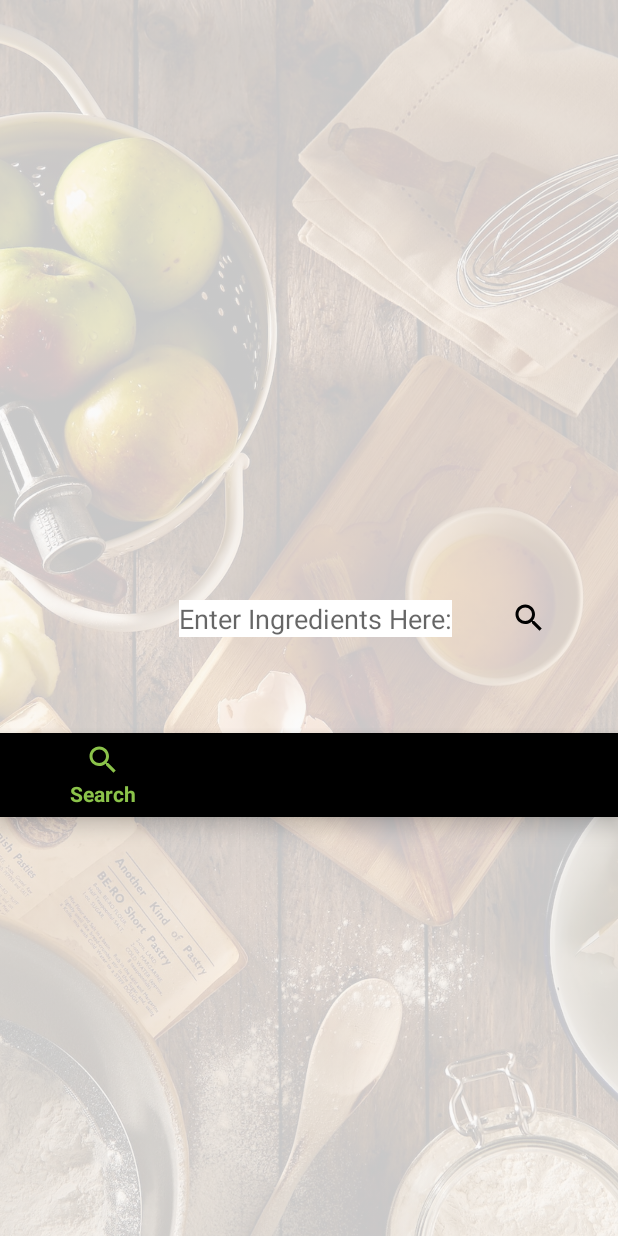
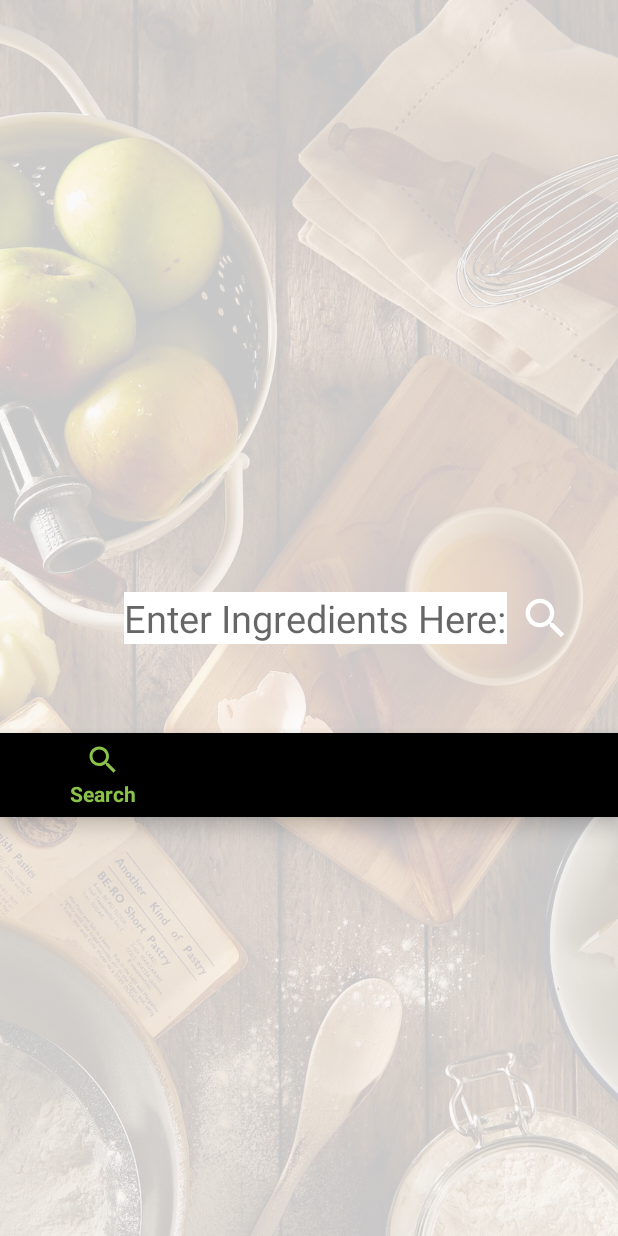
Before and after one commit to smritidas/Recipes, an Android app: the layout activity_search.xml on its own in the app's theme, with its tools: preview values and no code run, on a phone screen of 412 x 824 dp. Run offline under Robolectric (Android 15) with nearby library versions, the phone set to English and light mode, and no system bars; network calls fail.

Commit message:
Fix Search Activity

```diff
--- a/app/src/main/java/com/example/android/recipes/ui/RecipeDetailActivity.java
+++ b/app/src/main/java/com/example/android/recipes/ui/RecipeDetailActivity.java
@@ -34,16 +34,17 @@ public class RecipeDetailActivity extends AppCompatActivity {
         TextView recipeName = findViewById(R.id.recipeNameTextView);
         TextView recipeIngredients = findViewById(R.id.ingredientTextView);
         Button recipeWebsiteButton = findViewById(R.id.recipeWebsiteButton);
-
+        TextView recipeServings = findViewById(R.id.servings);
 
         String name = getIntent().getStringExtra("NAME");
         final String url = getIntent().getStringExtra("URL");
         String imageUrl = getIntent().getStringExtra("IMAGE_URL");
+        String servings = getIntent().getStringExtra("YIELD");
 
         Recipe recipe = RecipeSelectedManager.getInstance().getSelectedRecipe();
 
-
         recipeName.setText(name);
+        recipeServings.setText(servings);
         recipeWebsiteButton.setText(url); //TODO hide the URL behind the button
 
         String listOfIngredients = getIngredientsFromRecipe(recipe);
--- a/app/src/main/java/com/example/android/recipes/ui/RecipesListActivity.java
+++ b/app/src/main/java/com/example/android/recipes/ui/RecipesListActivity.java
@@ -56,7 +56,7 @@ public class RecipesListActivity extends AppCompatActivity implements RecipesAda
         String ingredient = intent.getStringExtra("ingredient");
         getRecipes(ingredient);
 
-        saveButton = findViewById(R.id.saveRecipeButton);
+ //       saveButton = findViewById(R.id.saveRecipeButton);
 //        saveButton.setOnClickListener(new View.OnClickListener(){
 //            @Override
 //            public void onClick(View view) {
@@ -96,6 +96,7 @@ public class RecipesListActivity extends AppCompatActivity implements RecipesAda
         startIntent.putExtra("NAME", recipe.getName());
         startIntent.putExtra("URL", recipe.getUrl());
         startIntent.putExtra("IMAGE_URL", recipe.getImageURL());
+        startIntent.putExtra("YIELD", recipe.getNoOfServings()); //TODO figure out why this isn't working
         StringBuilder listOfIngredientsStringBuilder = new StringBuilder();
 
         String SEPARATOR = ",";
--- a/app/src/main/res/layout/activity_recipe.xml
+++ b/app/src/main/res/layout/activity_recipe.xml
@@ -47,7 +47,7 @@
         app:layout_constraintTop_toBottomOf="@+id/recipeImageView" />
 
     <TextView
-        android:id="@+id/Servings"
+        android:id="@+id/servings"
         android:layout_width="wrap_content"
         android:layout_height="27dp"
         android:layout_marginStart="8dp"
@@ -66,7 +66,7 @@
         android:text="@string/ingredients"
         app:layout_constraintEnd_toEndOf="parent"
         app:layout_constraintStart_toStartOf="parent"
-        app:layout_constraintTop_toBottomOf="@+id/Servings" />
+        app:layout_constraintTop_toBottomOf="@+id/servings" />
 
     <TextView
         android:id="@+id/ingredientTextView"
--- a/app/src/main/res/layout/activity_search.xml
+++ b/app/src/main/res/layout/activity_search.xml
@@ -5,7 +5,7 @@
     android:layout_width="match_parent"
     android:layout_height="match_parent">
 
-<!-- TODO Get the search right next to the textbox-->
+
     <ImageView
         android:id="@+id/imageView_search_background"
         android:layout_width="wrap_content"
@@ -15,7 +15,10 @@
         android:src="@drawable/background_search"
         app:layout_constraintBottom_toBottomOf="parent"
         app:layout_constraintEnd_toEndOf="parent"
-        app:layout_constraintTop_toTopOf="parent" />
+        app:layout_constraintHorizontal_bias="0.0"
+        app:layout_constraintStart_toStartOf="parent"
+        app:layout_constraintTop_toTopOf="parent"
+        app:layout_constraintVertical_bias="0.0" />
 
 
     <EditText
@@ -27,6 +30,7 @@
         android:layout_marginBottom="8dp"
         android:background="@color/colorWhite"
         android:hint="@string/enter_ingredients"
+        android:textSize="25sp"
         app:layout_constraintBottom_toBottomOf="parent"
         app:layout_constraintEnd_toEndOf="parent"
         app:layout_constraintStart_toStartOf="parent"
@@ -34,15 +38,17 @@
 
     <ImageView
         android:id="@+id/imageView2"
-        android:layout_width="wrap_content"
-        android:layout_height="wrap_content"
+        android:layout_width="35dp"
+        android:layout_height="35dp"
+        android:layout_marginStart="8dp"
         android:layout_marginEnd="8dp"
         android:contentDescription="@string/search_icon"
         app:layout_constraintBottom_toBottomOf="parent"
         app:layout_constraintEnd_toEndOf="parent"
-        app:layout_constraintStart_toEndOf="@+id/editText"
+        app:layout_constraintHorizontal_bias="0.0"
+        app:layout_constraintStart_toEndOf="@id/editText"
         app:layout_constraintTop_toTopOf="@+id/imageView_search_background"
-        app:srcCompat="@drawable/ic_search_black_24dp" />
+        app:srcCompat="@drawable/ic_search_white_24dp" />
 
 
     <com.google.android.material.bottomnavigation.BottomNavigationView
--- a/app/src/main/res/layout/recipe_list_item_rv.xml
+++ b/app/src/main/res/layout/recipe_list_item_rv.xml
@@ -44,8 +44,6 @@
             android:maxLines="1" />
 
 
-        <!-- TODO Add save icon here -->
-
         <ImageView
             android:id="@+id/save_recipe_listview"
             android:layout_width="wrap_content"
```
Also changed, not shown: app/src/main/res/layout/activity_recipe_detail.xml (deleted, +0 -109 lines).
